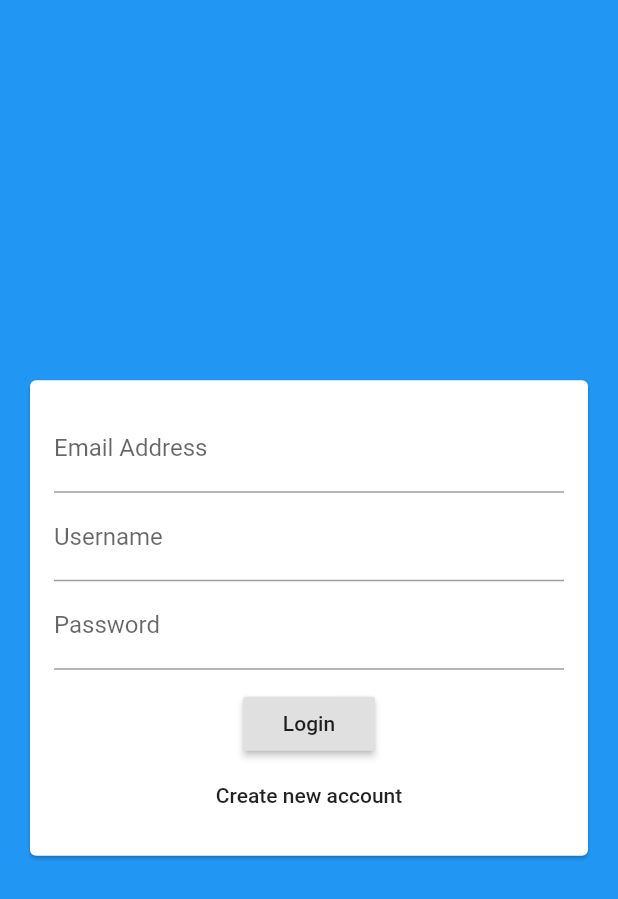
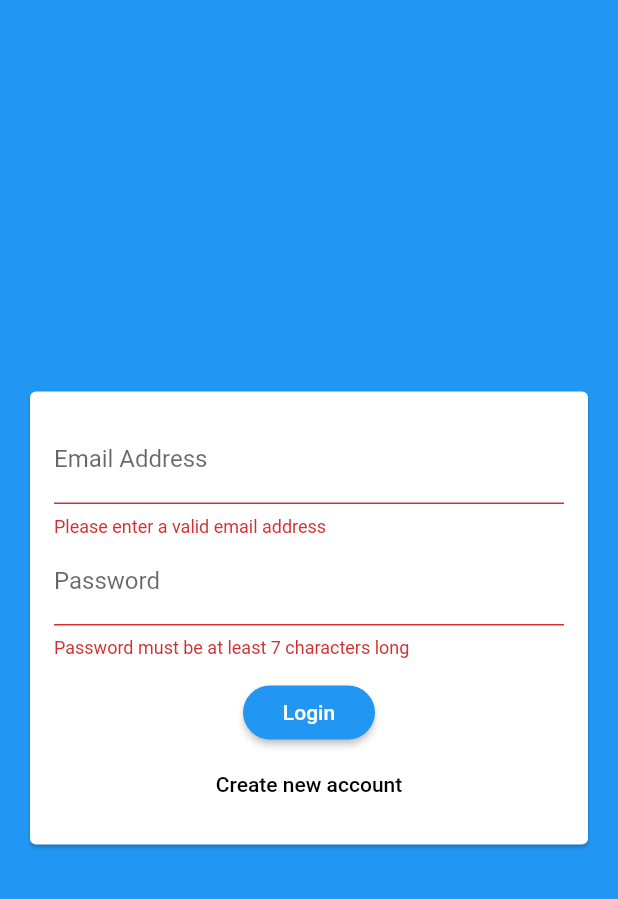
Before and after one commit to offfahad/human-face-sketch-to-real, a Flutter app: the screen it shows after launch, after a tap on "Login", on a phone screen of 412 x 824 dp. Shown: the top 899 px of the screen. Run offline on Flutter 3.47's test engine with Material 2 defaults, Android fonts, the light colour scheme and no system bars; our stand-ins replace splashscreen.

Commit message:
auth-updated

```diff
--- a/Frontend/fyp_face_generator/lib/main.dart
+++ b/Frontend/fyp_face_generator/lib/main.dart
@@ -11,6 +11,19 @@ class MyApp extends StatelessWidget {
   Widget build(BuildContext context) {
     return MaterialApp(
       title: 'Face Generator',
+      theme: ThemeData(
+        primarySwatch: Colors.blue,
+        backgroundColor: Colors.blueAccent,
+        accentColor: Colors.blue,
+        accentColorBrightness: Brightness.dark,
+        buttonTheme: ButtonTheme.of(context).copyWith(
+          buttonColor: Colors.blue,
+          textTheme: ButtonTextTheme.primary,
+          shape: RoundedRectangleBorder(
+            borderRadius: BorderRadius.circular(20),
+          ),
+        ),
+      ),
       debugShowCheckedModeBanner: false,
       home: MySplash(),
     );
--- a/Frontend/fyp_face_generator/lib/widgets/auth/auth_form.dart
+++ b/Frontend/fyp_face_generator/lib/widgets/auth/auth_form.dart
@@ -1,3 +1,5 @@
+
+
 import 'package:flutter/material.dart';
 
 class AuthForm extends StatefulWidget {
@@ -6,6 +8,25 @@ class AuthForm extends StatefulWidget {
 }
 
 class _AuthFormState extends State<AuthForm> {
+
+  final _formKey = GlobalKey<FormState>();
+  var _isLogin = true;
+
+  var _userEmail = '';
+  var _userName = '';
+  var _userPassword = '';
+
+
+  void _trySubmit(){
+    final isValid = _formKey.currentState.validate();
+    FocusScope.of(context).unfocus();
+    if(isValid){
+      _formKey.currentState.save();
+      print(_userEmail);
+      print(_userName);
+      print(_userPassword);
+    }
+  }
   @override
   Widget build(BuildContext context) {
     return Center(
@@ -15,30 +36,65 @@ class _AuthFormState extends State<AuthForm> {
           child: Padding(
             padding: EdgeInsets.all(16),
             child: Form(
+              key: _formKey,
               child: Column(
                 mainAxisSize: MainAxisSize.min,
                 children: <Widget>[
                   TextFormField(
+                    key: ValueKey('emai l'),
+                    validator: (value){
+                      if(value.isEmpty || !value.contains('@gmail.com')){
+                        return 'Please enter a valid email address';
+                      }
+                      return null;
+                    },
                     keyboardType: TextInputType.emailAddress,
                     decoration: InputDecoration(labelText: 'Email Address'),
+                    onSaved: (value){
+                      _userEmail = value;
+                    },
+                  ),
+                  if(!_isLogin)
+                  TextFormField(
+                    key: ValueKey('username'),
+                    validator: (value){
+                      if(value.isEmpty || value.length<4){
+                        return 'Please enter at least 4 characters';
+                      }
+                    },
+                    decoration: InputDecoration(labelText: 'Username'),
+                    onSaved: (value){
+                      _userName = value;
+                    },
                   ),
                   TextFormField(
-                    decoration: InputDecoration(labelText: 'Username'),
-                  ),
-                  TextFormField(
+                    key: ValueKey('password'),
+                    validator: (value){
+                      if(value.isEmpty || value.length<7){
+                        return 'Password must be at least 7 characters long';
+                      }
+                      return null;
+                    },
                     decoration: InputDecoration(labelText: 'Password'),
                     obscureText: true,
+                    onSaved: (value){
+                      _userPassword = value;
+                    },
                   ),
                   SizedBox(
                     height: 12,
                   ),
                   RaisedButton(
-                    child: Text('Login'),
-                    onPressed: () {},
+                    child: Text(_isLogin ? 'Login' : 'Sign Up'),
+                    onPressed: _trySubmit,
                   ),
                   FlatButton(
-                    onPressed: () {},
-                    child: Text('Create new account'),
+                    child: Text(_isLogin ? 'Create new account' : 'I already have an account'),
+                    onPressed: (){
+                      setState(() {
+                        _isLogin = !_isLogin;
+                      });
+                    }
                   ),
                 ],
               ),
```
